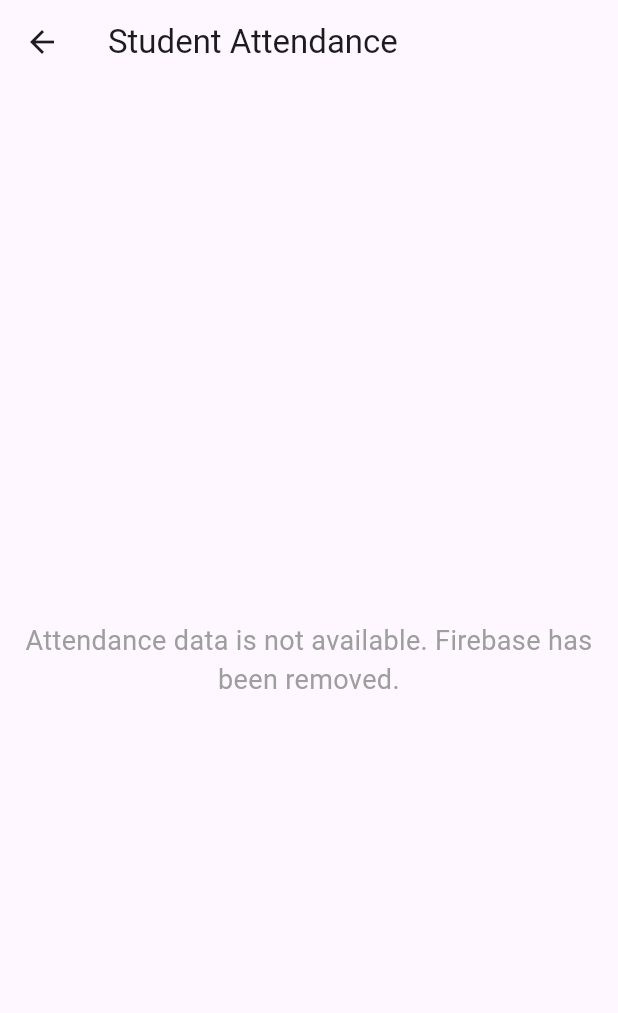
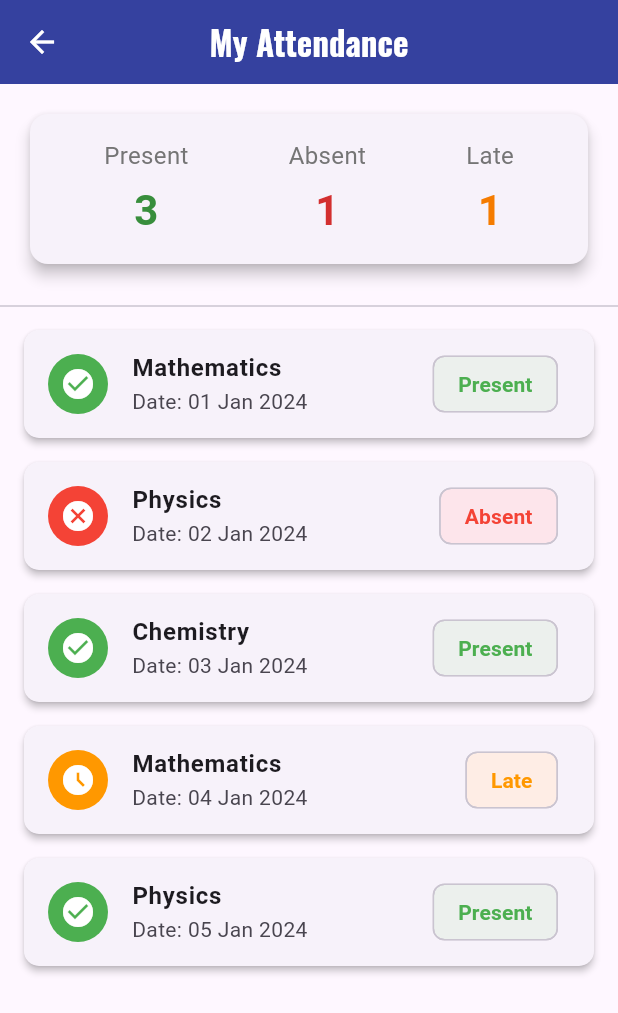
Before and after one commit to AaryanUpadhyayyyy/Paramount--Android-App-for-Educational-Institude, a Flutter app: the StudentAttendancePage screen opened directly, on a phone screen of 412 x 824 dp. Shown: the top 1013 px of the screen. Run offline on Flutter 3.47's test engine with Material 3 defaults, Android fonts, the phone set to English and light mode, and no system bars; our stand-ins replace cloud_firestore, firebase_auth, firebase_core; accounts and stored records are empty; generated files the repository leaves out were written again.

Commit message:
Update StudentAttendancePage.dart

```diff
--- a/lib/StudentAttendancePage.dart
+++ b/lib/StudentAttendancePage.dart
@@ -1,22 +1,175 @@
 import 'package:flutter/material.dart';
-// import 'package:cloud_firestore/cloud_firestore.dart'; // Firestore removed
-// import 'package:firebase_auth/firebase_auth.dart'; // Firebase removed
-// import 'package:intl/intl.dart'; // Date formatting removed
 
 class StudentAttendancePage extends StatelessWidget {
   const StudentAttendancePage({super.key});
 
+  // Dummy attendance data for UI
+  final List<Map<String, dynamic>> dummyAttendance = const [
+    {
+      'date': '01 Jan 2024',
+      'subject': 'Mathematics',
+      'status': 'Present',
+    },
+    {
+      'date': '02 Jan 2024',
+      'subject': 'Physics',
+      'status': 'Absent',
+    },
+    {
+      'date': '03 Jan 2024',
+      'subject': 'Chemistry',
+      'status': 'Present',
+    },
+    {
+      'date': '04 Jan 2024',
+      'subject': 'Mathematics',
+      'status': 'Late',
+    },
+    {
+      'date': '05 Jan 2024',
+      'subject': 'Physics',
+      'status': 'Present',
+    },
+  ];
+
   @override
   Widget build(BuildContext context) {
     return Scaffold(
-      appBar: AppBar(title: const Text('Student Attendance')),
-      body: const Center(
-        child: Text(
-          'Attendance data is not available. Firebase has been removed.',
-          style: TextStyle(fontSize: 18, color: Colors.grey),
-          textAlign: TextAlign.center,
+      appBar: AppBar(
+        title: const Text(
+          'My Attendance',
+          style: TextStyle(
+            color: Colors.white,
+            fontWeight: FontWeight.bold,
+            fontFamily: 'Oswald-VariableFont_wght',
+            fontSize: 22,
+          ),
         ),
+        backgroundColor: Colors.indigo.shade700,
+        foregroundColor: Colors.white,
+        centerTitle: true,
+        elevation: 4.0,
+      ),
+      body: Column(
+        children: [
+          // Header showing total attendance
+          Padding(
+            padding: const EdgeInsets.all(16.0),
+            child: Card(
+              elevation: 4,
+              shape: RoundedRectangleBorder(
+                borderRadius: BorderRadius.circular(12),
+              ),
+              child: Padding(
+                padding: const EdgeInsets.all(16.0),
+                child: Row(
+                  mainAxisAlignment: MainAxisAlignment.spaceAround,
+                  children: [
+                    _buildStatCard(
+                      'Present',
+                      3,
+                      Colors.green.shade700,
+                    ),
+                    _buildStatCard(
+                      'Absent',
+                      1,
+                      Colors.red.shade700,
+                    ),
+                    _buildStatCard(
+                      'Late',
+                      1,
+                      Colors.orange.shade700,
+                    ),
+                  ],
+                ),
+              ),
+            ),
+          ),
+          const Divider(),
+          // Attendance History List
+          Expanded(
+            child: ListView.builder(
+              itemCount: dummyAttendance.length,
+              itemBuilder: (context, index) {
+                final record = dummyAttendance[index];
+                final status = record['status'] as String;
+                Color statusColor = Colors.grey;
+                IconData statusIcon = Icons.help;
+
+                // Set color and icon based on status
+                switch (status) {
+                  case 'Present':
+                    statusColor = Colors.green;
+                    statusIcon = Icons.check_circle;
+                    break;
+                  case 'Absent':
+                    statusColor = Colors.red;
+                    statusIcon = Icons.cancel;
+                    break;
+                  case 'Late':
+                    statusColor = Colors.orange;
+                    statusIcon = Icons.access_time_filled;
+                    break;
+                }
+
+                return Card(
+                  margin: const EdgeInsets.symmetric(
+                    horizontal: 16.0,
+                    vertical: 8.0,
+                  ),
+                  elevation: 2,
+                  shape: RoundedRectangleBorder(
+                    borderRadius: BorderRadius.circular(10),
+                  ),
+                  child: ListTile(
+                    leading: CircleAvatar(
+                      backgroundColor: statusColor,
+                      child: Icon(statusIcon, color: Colors.white),
+                    ),
+                    title: Text(
+                      record['subject'] as String,
+                      style: const TextStyle(fontWeight: FontWeight.bold),
+                    ),
+                    subtitle: Text('Date: ${record['date']}'),
+                    trailing: Chip(
+                      label: Text(status),
+                      backgroundColor: statusColor.withOpacity(0.1),
+                      labelStyle: TextStyle(
+                        color: statusColor,
+                        fontWeight: FontWeight.bold,
+                      ),
+                    ),
+                  ),
+                );
+              },
+            ),
+          ),
+        ],
       ),
     );
   }
+
+  Widget _buildStatCard(String title, int count, Color color) {
+    return Column(
+      mainAxisSize: MainAxisSize.min,
+      children: [
+        Text(
+          title,
+          style: TextStyle(
+            fontSize: 16,
+            color: Colors.grey.shade600,
+          ),
+        ),
+        const SizedBox(height: 5),
+        Text(
+          '$count',
+          style: TextStyle(
+            fontSize: 28,
+            fontWeight: FontWeight.bold,
+            color: color,
+          ),
+        ),
+      ],
+    );
+  }
 }
```
